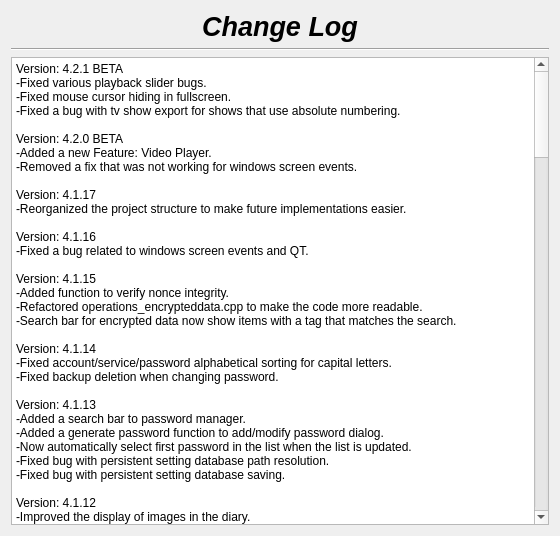
Qt form changelog.ui (therealMaPMaKeR/MMDiary) before a commit.
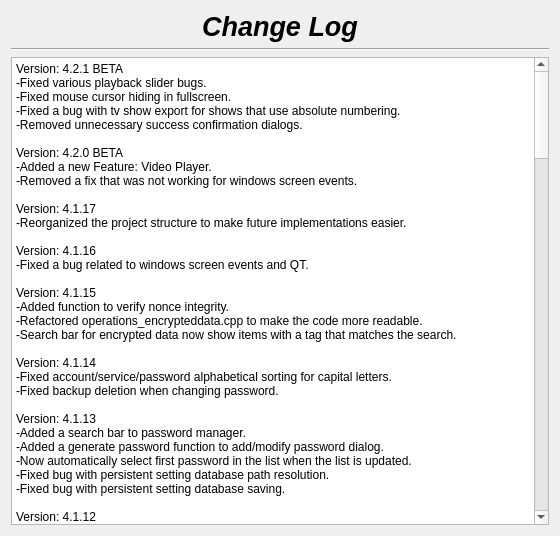
The same form after that commit.

Commit message: removed success confirmation dialogs

```diff
--- a/changelog.ui
+++ b/changelog.ui
@@ -55,7 +55,8 @@
 li.unchecked::marker { content: &quot;\2610&quot;; }
 li.checked::marker { content: &quot;\2612&quot;; }
 &lt;/style&gt;&lt;/head&gt;&lt;body style=&quot; font-family:'Segoe UI'; font-size:9pt; font-weight:400; font-style:normal;&quot;&gt;
-&lt;p style=&quot; margin-top:0px; margin-bottom:0px; margin-left:0px; margin-right:0px; -qt-block-indent:0; text-indent:0px;&quot;&gt;Version: 4.2.1 BETA&lt;br /&gt;-Fixed various playback slider bugs.&lt;br /&gt;-Fixed mouse cursor hiding in fullscreen.&lt;br /&gt;-Fixed a bug with tv show export for shows that use absolute numbering.&lt;br /&gt;&lt;br /&gt;Version: 4.2.0 BETA&lt;br /&gt;-Added a new Feature: Video Player.&lt;/p&gt;
+&lt;p style=&quot; margin-top:0px; margin-bottom:0px; margin-left:0px; margin-right:0px; -qt-block-indent:0; text-indent:0px;&quot;&gt;Version: 4.2.1 BETA&lt;br /&gt;-Fixed various playback slider bugs.&lt;br /&gt;-Fixed mouse cursor hiding in fullscreen.&lt;br /&gt;-Fixed a bug with tv show export for shows that use absolute numbering.&lt;/p&gt;
+&lt;p style=&quot; margin-top:0px; margin-bottom:0px; margin-left:0px; margin-right:0px; -qt-block-indent:0; text-indent:0px;&quot;&gt;-Removed unnecessary success confirmation dialogs.&lt;br /&gt;&lt;br /&gt;Version: 4.2.0 BETA&lt;br /&gt;-Added a new Feature: Video Player.&lt;/p&gt;
 &lt;p style=&quot; margin-top:0px; margin-bottom:0px; margin-left:0px; margin-right:0px; -qt-block-indent:0; text-indent:0px;&quot;&gt;-Removed a fix that was not working for windows screen events.&lt;/p&gt;
 &lt;p style=&quot;-qt-paragraph-type:empty; margin-top:0px; margin-bottom:0px; margin-left:0px; margin-right:0px; -qt-block-indent:0; text-indent:0px;&quot;&gt;&lt;br /&gt;&lt;/p&gt;
 &lt;p style=&quot; margin-top:0px; margin-bottom:0px; margin-left:0px; margin-right:0px; -qt-block-indent:0; text-indent:0px;&quot;&gt;Version: 4.1.17&lt;br /&gt;-Reorganized the project structure to make future implementations easier.&lt;br /&gt;&lt;br /&gt;Version: 4.1.16&lt;br /&gt;-Fixed a bug related to windows screen events and QT.&lt;/p&gt;
```
The commit also changes 1 other file.
